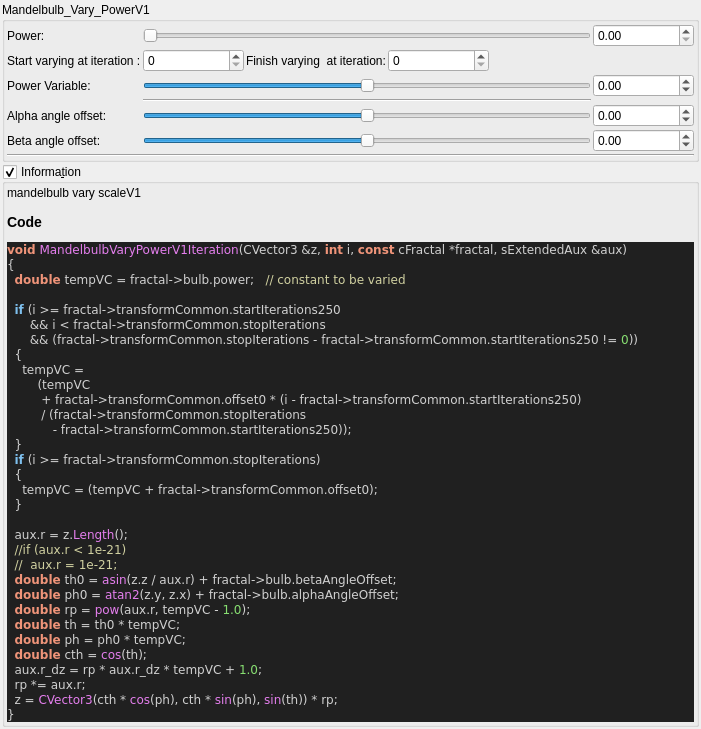
This is mandelbulber2/qt_data/fractal_mandelbulb_vary_powerV1.ui in buddhi1980/mandelbulber2 as Qt 5 draws it before an edit. The edited form follows.
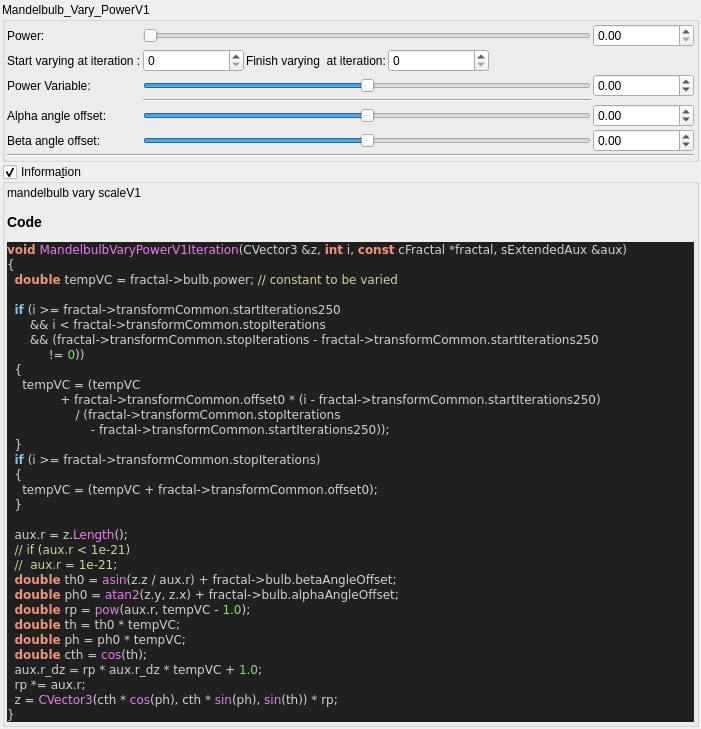
This is the edited form. Custom widgets are drawn as their Qt base class.

Commit message:
source code format for fractal_formulas.cpp
- now complete code base is refactored!
- also regenerated ui files with populateUiInformation.php
- codeStyleCheck.php is now fully functional and can be used auto
refactor the code base (may be a little slow)

Diff of the .ui file:
```diff
--- a/mandelbulber2/qt_data/fractal_mandelbulb_vary_powerV1.ui
+++ b/mandelbulber2/qt_data/fractal_mandelbulb_vary_powerV1.ui
@@ -400,17 +400,17 @@
 &lt;body style=&quot;background-color:#202020&quot;&gt;
 &lt;pre style=&quot;color:#d0d0d0; background-color:#202020;  font-family:'Courier New',monospace;&quot;&gt;&lt;span style=&quot;color:#f09479; font-weight:bold&quot;&gt;void&lt;/span&gt; &lt;span style=&quot;color:#e47eed&quot;&gt;MandelbulbVaryPowerV1Iteration&lt;/span&gt;&lt;span style=&quot;color:#d0d0d0&quot;&gt;(&lt;/span&gt;CVector3 &lt;span style=&quot;color:#d0d0d0&quot;&gt;&amp;amp;&lt;/span&gt;z&lt;span style=&quot;color:#d0d0d0&quot;&gt;,&lt;/span&gt; &lt;span style=&quot;color:#f09479; font-weight:bold&quot;&gt;int&lt;/span&gt; i&lt;span style=&quot;color:#d0d0d0&quot;&gt;,&lt;/span&gt; &lt;span style=&quot;color:#f09479; font-weight:bold&quot;&gt;const&lt;/span&gt; cFractal &lt;span style=&quot;color:#d0d0d0&quot;&gt;*&lt;/span&gt;fractal&lt;span style=&quot;color:#d0d0d0&quot;&gt;,&lt;/span&gt; sExtendedAux &lt;span style=&quot;color:#d0d0d0&quot;&gt;&amp;amp;&lt;/span&gt;aux&lt;span style=&quot;color:#d0d0d0&quot;&gt;)&lt;/span&gt;
 &lt;span style=&quot;color:#d0d0d0&quot;&gt;{&lt;/span&gt;
-  &lt;span style=&quot;color:#f09479; font-weight:bold&quot;&gt;double&lt;/span&gt; tempVC &lt;span style=&quot;color:#d0d0d0&quot;&gt;=&lt;/span&gt; fractal&lt;span style=&quot;color:#d0d0d0&quot;&gt;-&amp;gt;&lt;/span&gt;bulb&lt;span style=&quot;color:#d0d0d0&quot;&gt;.&lt;/span&gt;power&lt;span style=&quot;color:#d0d0d0&quot;&gt;;&lt;/span&gt;   &lt;span style=&quot;color:#d0d0a0&quot;&gt;// constant to be varied&lt;/span&gt;
+  &lt;span style=&quot;color:#f09479; font-weight:bold&quot;&gt;double&lt;/span&gt; tempVC &lt;span style=&quot;color:#d0d0d0&quot;&gt;=&lt;/span&gt; fractal&lt;span style=&quot;color:#d0d0d0&quot;&gt;-&amp;gt;&lt;/span&gt;bulb&lt;span style=&quot;color:#d0d0d0&quot;&gt;.&lt;/span&gt;power&lt;span style=&quot;color:#d0d0d0&quot;&gt;;&lt;/span&gt; &lt;span style=&quot;color:#d0d0a0&quot;&gt;// constant to be varied&lt;/span&gt;
 
   &lt;span style=&quot;color:#7ec0ee; font-weight:bold&quot;&gt;if&lt;/span&gt; &lt;span style=&quot;color:#d0d0d0&quot;&gt;(&lt;/span&gt;i &lt;span style=&quot;color:#d0d0d0&quot;&gt;&amp;gt;=&lt;/span&gt; fractal&lt;span style=&quot;color:#d0d0d0&quot;&gt;-&amp;gt;&lt;/span&gt;transformCommon&lt;span style=&quot;color:#d0d0d0&quot;&gt;.&lt;/span&gt;startIterations250
       &lt;span style=&quot;color:#d0d0d0&quot;&gt;&amp;amp;&amp;amp;&lt;/span&gt; i &lt;span style=&quot;color:#d0d0d0&quot;&gt;&amp;lt;&lt;/span&gt; fractal&lt;span style=&quot;color:#d0d0d0&quot;&gt;-&amp;gt;&lt;/span&gt;transformCommon&lt;span style=&quot;color:#d0d0d0&quot;&gt;.&lt;/span&gt;stopIterations
-      &lt;span style=&quot;color:#d0d0d0&quot;&gt;&amp;amp;&amp;amp; (&lt;/span&gt;fractal&lt;span style=&quot;color:#d0d0d0&quot;&gt;-&amp;gt;&lt;/span&gt;transformCommon&lt;span style=&quot;color:#d0d0d0&quot;&gt;.&lt;/span&gt;stopIterations &lt;span style=&quot;color:#d0d0d0&quot;&gt;-&lt;/span&gt; fractal&lt;span style=&quot;color:#d0d0d0&quot;&gt;-&amp;gt;&lt;/span&gt;transformCommon&lt;span style=&quot;color:#d0d0d0&quot;&gt;.&lt;/span&gt;startIterations250 &lt;span style=&quot;color:#d0d0d0&quot;&gt;!=&lt;/span&gt; &lt;span style=&quot;color:#87df71&quot;&gt;0&lt;/span&gt;&lt;span style=&quot;color:#d0d0d0&quot;&gt;))&lt;/span&gt;
+      &lt;span style=&quot;color:#d0d0d0&quot;&gt;&amp;amp;&amp;amp; (&lt;/span&gt;fractal&lt;span style=&quot;color:#d0d0d0&quot;&gt;-&amp;gt;&lt;/span&gt;transformCommon&lt;span style=&quot;color:#d0d0d0&quot;&gt;.&lt;/span&gt;stopIterations &lt;span style=&quot;color:#d0d0d0&quot;&gt;-&lt;/span&gt; fractal&lt;span style=&quot;color:#d0d0d0&quot;&gt;-&amp;gt;&lt;/span&gt;transformCommon&lt;span style=&quot;color:#d0d0d0&quot;&gt;.&lt;/span&gt;startIterations250
+           &lt;span style=&quot;color:#d0d0d0&quot;&gt;!=&lt;/span&gt; &lt;span style=&quot;color:#87df71&quot;&gt;0&lt;/span&gt;&lt;span style=&quot;color:#d0d0d0&quot;&gt;))&lt;/span&gt;
   &lt;span style=&quot;color:#d0d0d0&quot;&gt;{&lt;/span&gt;
-    tempVC &lt;span style=&quot;color:#d0d0d0&quot;&gt;=&lt;/span&gt;
-        &lt;span style=&quot;color:#d0d0d0&quot;&gt;(&lt;/span&gt;tempVC
-         &lt;span style=&quot;color:#d0d0d0&quot;&gt;+&lt;/span&gt; fractal&lt;span style=&quot;color:#d0d0d0&quot;&gt;-&amp;gt;&lt;/span&gt;transformCommon&lt;span style=&quot;color:#d0d0d0&quot;&gt;.&lt;/span&gt;offset0 &lt;span style=&quot;color:#d0d0d0&quot;&gt;* (&lt;/span&gt;i &lt;span style=&quot;color:#d0d0d0&quot;&gt;-&lt;/span&gt; fractal&lt;span style=&quot;color:#d0d0d0&quot;&gt;-&amp;gt;&lt;/span&gt;transformCommon&lt;span style=&quot;color:#d0d0d0&quot;&gt;.&lt;/span&gt;startIterations250&lt;span style=&quot;color:#d0d0d0&quot;&gt;)&lt;/span&gt;
-         &lt;span style=&quot;color:#d0d0d0&quot;&gt;/ (&lt;/span&gt;fractal&lt;span style=&quot;color:#d0d0d0&quot;&gt;-&amp;gt;&lt;/span&gt;transformCommon&lt;span style=&quot;color:#d0d0d0&quot;&gt;.&lt;/span&gt;stopIterations
-            &lt;span style=&quot;color:#d0d0d0&quot;&gt;-&lt;/span&gt; fractal&lt;span style=&quot;color:#d0d0d0&quot;&gt;-&amp;gt;&lt;/span&gt;transformCommon&lt;span style=&quot;color:#d0d0d0&quot;&gt;.&lt;/span&gt;startIterations250&lt;span style=&quot;color:#d0d0d0&quot;&gt;));&lt;/span&gt;
+    tempVC &lt;span style=&quot;color:#d0d0d0&quot;&gt;= (&lt;/span&gt;tempVC
+              &lt;span style=&quot;color:#d0d0d0&quot;&gt;+&lt;/span&gt; fractal&lt;span style=&quot;color:#d0d0d0&quot;&gt;-&amp;gt;&lt;/span&gt;transformCommon&lt;span style=&quot;color:#d0d0d0&quot;&gt;.&lt;/span&gt;offset0 &lt;span style=&quot;color:#d0d0d0&quot;&gt;* (&lt;/span&gt;i &lt;span style=&quot;color:#d0d0d0&quot;&gt;-&lt;/span&gt; fractal&lt;span style=&quot;color:#d0d0d0&quot;&gt;-&amp;gt;&lt;/span&gt;transformCommon&lt;span style=&quot;color:#d0d0d0&quot;&gt;.&lt;/span&gt;startIterations250&lt;span style=&quot;color:#d0d0d0&quot;&gt;)&lt;/span&gt;
+                  &lt;span style=&quot;color:#d0d0d0&quot;&gt;/ (&lt;/span&gt;fractal&lt;span style=&quot;color:#d0d0d0&quot;&gt;-&amp;gt;&lt;/span&gt;transformCommon&lt;span style=&quot;color:#d0d0d0&quot;&gt;.&lt;/span&gt;stopIterations
+                      &lt;span style=&quot;color:#d0d0d0&quot;&gt;-&lt;/span&gt; fractal&lt;span style=&quot;color:#d0d0d0&quot;&gt;-&amp;gt;&lt;/span&gt;transformCommon&lt;span style=&quot;color:#d0d0d0&quot;&gt;.&lt;/span&gt;startIterations250&lt;span style=&quot;color:#d0d0d0&quot;&gt;));&lt;/span&gt;
   &lt;span style=&quot;color:#d0d0d0&quot;&gt;}&lt;/span&gt;
   &lt;span style=&quot;color:#7ec0ee; font-weight:bold&quot;&gt;if&lt;/span&gt; &lt;span style=&quot;color:#d0d0d0&quot;&gt;(&lt;/span&gt;i &lt;span style=&quot;color:#d0d0d0&quot;&gt;&amp;gt;=&lt;/span&gt; fractal&lt;span style=&quot;color:#d0d0d0&quot;&gt;-&amp;gt;&lt;/span&gt;transformCommon&lt;span style=&quot;color:#d0d0d0&quot;&gt;.&lt;/span&gt;stopIterations&lt;span style=&quot;color:#d0d0d0&quot;&gt;)&lt;/span&gt;
   &lt;span style=&quot;color:#d0d0d0&quot;&gt;{&lt;/span&gt;
@@ -418,7 +418,7 @@
   &lt;span style=&quot;color:#d0d0d0&quot;&gt;}&lt;/span&gt;
 
   aux&lt;span style=&quot;color:#d0d0d0&quot;&gt;.&lt;/span&gt;r &lt;span style=&quot;color:#d0d0d0&quot;&gt;=&lt;/span&gt; z&lt;span style=&quot;color:#d0d0d0&quot;&gt;.&lt;/span&gt;&lt;span style=&quot;color:#e47eed&quot;&gt;Length&lt;/span&gt;&lt;span style=&quot;color:#d0d0d0&quot;&gt;();&lt;/span&gt;
-  &lt;span style=&quot;color:#d0d0a0&quot;&gt;//if (aux.r &amp;lt; 1e-21)&lt;/span&gt;
+  &lt;span style=&quot;color:#d0d0a0&quot;&gt;// if (aux.r &amp;lt; 1e-21)&lt;/span&gt;
   &lt;span style=&quot;color:#d0d0a0&quot;&gt;//  aux.r = 1e-21;&lt;/span&gt;
   &lt;span style=&quot;color:#f09479; font-weight:bold&quot;&gt;double&lt;/span&gt; th0 &lt;span style=&quot;color:#d0d0d0&quot;&gt;=&lt;/span&gt; &lt;span style=&quot;color:#e47eed&quot;&gt;asin&lt;/span&gt;&lt;span style=&quot;color:#d0d0d0&quot;&gt;(&lt;/span&gt;z&lt;span style=&quot;color:#d0d0d0&quot;&gt;.&lt;/span&gt;z &lt;span style=&quot;color:#d0d0d0&quot;&gt;/&lt;/span&gt; aux&lt;span style=&quot;color:#d0d0d0&quot;&gt;.&lt;/span&gt;r&lt;span style=&quot;color:#d0d0d0&quot;&gt;) +&lt;/span&gt; fractal&lt;span style=&quot;color:#d0d0d0&quot;&gt;-&amp;gt;&lt;/span&gt;bulb&lt;span style=&quot;color:#d0d0d0&quot;&gt;.&lt;/span&gt;betaAngleOffset&lt;span style=&quot;color:#d0d0d0&quot;&gt;;&lt;/span&gt;
   &lt;span style=&quot;color:#f09479; font-weight:bold&quot;&gt;double&lt;/span&gt; ph0 &lt;span style=&quot;color:#d0d0d0&quot;&gt;=&lt;/span&gt; &lt;span style=&quot;color:#e47eed&quot;&gt;atan2&lt;/span&gt;&lt;span style=&quot;color:#d0d0d0&quot;&gt;(&lt;/span&gt;z&lt;span style=&quot;color:#d0d0d0&quot;&gt;.&lt;/span&gt;y&lt;span style=&quot;color:#d0d0d0&quot;&gt;,&lt;/span&gt; z&lt;span style=&quot;color:#d0d0d0&quot;&gt;.&lt;/span&gt;x&lt;span style=&quot;color:#d0d0d0&quot;&gt;) +&lt;/span&gt; fractal&lt;span style=&quot;color:#d0d0d0&quot;&gt;-&amp;gt;&lt;/span&gt;bulb&lt;span style=&quot;color:#d0d0d0&quot;&gt;.&lt;/span&gt;alphaAngleOffset&lt;span style=&quot;color:#d0d0d0&quot;&gt;;&lt;/span&gt;
```
The commit also changes 101 other files.
